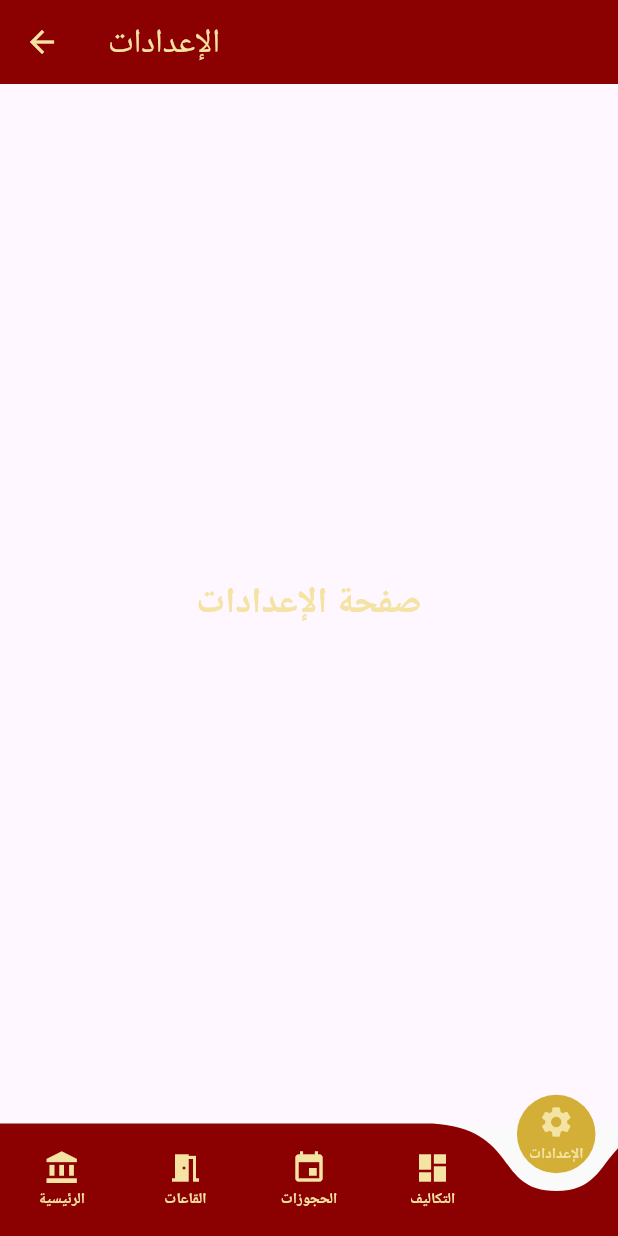
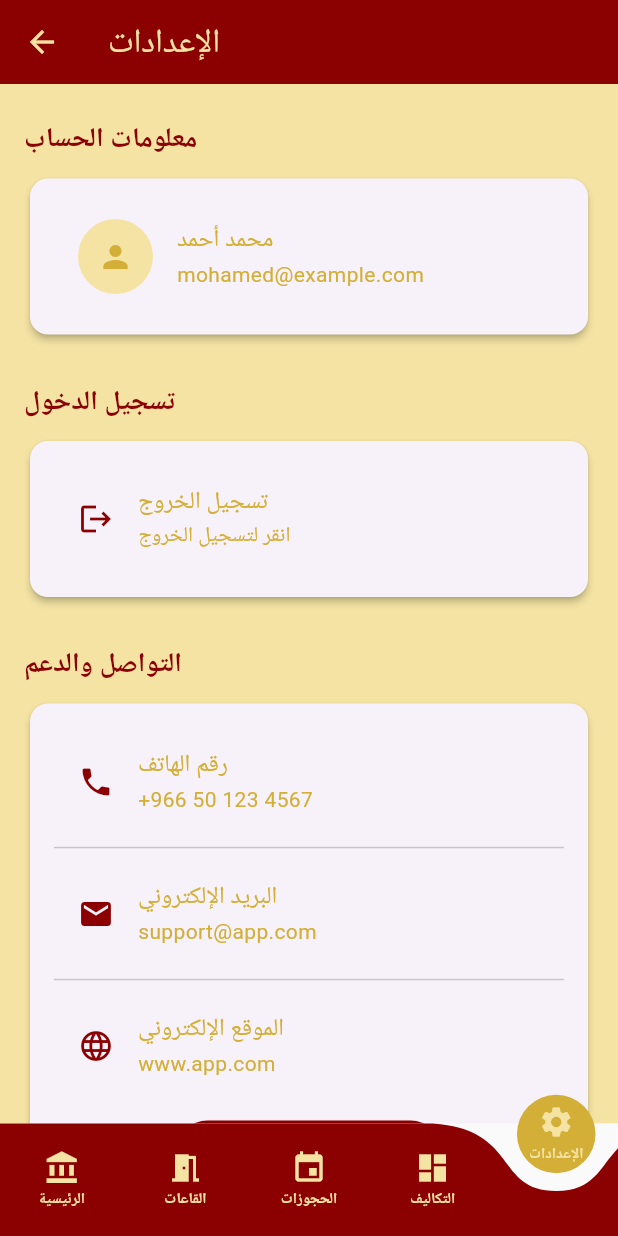
Before and after one commit to abdoomyan10/new_wedding_hall, a Flutter app: the _MainPageContent screen opened directly, item 5 of the bottom bar chosen, on a phone screen of 412 x 824 dp. Run offline on Flutter 3.47's test engine with Material 3 defaults, Android fonts, the phone set to English and light mode, and no system bars; drawn by our look-alikes of curved_navigation_bar; our stand-ins replace bloc, bot_toast, connectivity_plus, dartz, equatable, firebase_auth and 10 more; accounts and stored records are empty.

Commit message:
add setting and color editing for auth

```diff
--- a/lib/features/settings/presentation/pages/settings_page.dart
+++ b/lib/features/settings/presentation/pages/settings_page.dart
@@ -1,32 +1,206 @@
 import 'package:flutter/material.dart';
-import '../../../../core/constants/app_colors.dart';
+import 'package:new_wedding_hall/core/constants/app_colors.dart';
 
 class SettingsPage extends StatefulWidget {
-  const SettingsPage({super.key});
-
   @override
-  State<SettingsPage> createState() => _SettingsPageState();
+  _SettingsPageState createState() => _SettingsPageState();
 }
 
 class _SettingsPageState extends State<SettingsPage> {
+  bool _notifications = true;
+  bool _darkMode = false;
+
   @override
   Widget build(BuildContext context) {
     return Scaffold(
+      backgroundColor: AppColors.paleGold,
       appBar: AppBar(
-        title: const Text('الإعدادات'),
+        title: Text('الإعدادات'),
         backgroundColor: AppColors.deepRed,
         foregroundColor: AppColors.paleGold,
       ),
-      body: const Center(
-        child: Text(
-          "صفحة الإعدادات",
-          style: TextStyle(
-            fontSize: 24,
-            fontWeight: FontWeight.bold,
-            color: AppColors.paleGold,
-          ),
+      body: ListView(
+        padding: EdgeInsets.all(16),
+        children: [
+          // قسم معلومات الحساب
+          _buildSectionHeader('معلومات الحساب'),
+          _buildAccountInfo(),
+          SizedBox(height: 20),
+
+          // قسم تسجيل الدخول
+          _buildSectionHeader('تسجيل الدخول'),
+          _buildLoginButton(),
+          SizedBox(height: 20),
+
+          // قسم التواصل
+          _buildSectionHeader('التواصل والدعم'),
+          _buildContactInfo(),
+          SizedBox(height: 20),
+
+          // قسم الإعدادات العامة
+        ],
+      ),
+    );
+  }
+
+  // بناء رأس القسم
+  Widget _buildSectionHeader(String title) {
+    return Padding(
+      padding: EdgeInsets.symmetric(vertical: 8),
+      child: Text(
+        title,
+        style: TextStyle(
+          fontSize: 18,
+          fontWeight: FontWeight.bold,
+          color: AppColors.deepRed,
         ),
       ),
     );
   }
+
+  // بناء قسم معلومات الحساب
+  Widget _buildAccountInfo() {
+    return Card(
+      elevation: 2,
+      child: Padding(
+        padding: EdgeInsets.all(16),
+        child: Column(
+          children: [
+            ListTile(
+              leading: CircleAvatar(
+                radius: 25,
+                backgroundColor: AppColors.paleGold,
+                child: Icon(Icons.person, color: AppColors.gold),
+              ),
+              title: Text('محمد أحمد', style: TextStyle(color: AppColors.gold)),
+              subtitle: Text(
+                'mohamed@example.com',
+                style: TextStyle(color: AppColors.gold),
+              ),
+            ),
+          ],
+        ),
+      ),
+    );
+  }
+
+  // بناء زر تسجيل الدخول
+  Widget _buildLoginButton() {
+    return Card(
+      elevation: 2,
+      child: Padding(
+        padding: EdgeInsets.all(16),
+        child: Column(
+          children: [
+            ListTile(
+              leading: Icon(Icons.logout, color: AppColors.deepRed),
+              title: Text(
+                'تسجيل الخروج',
+                style: TextStyle(color: AppColors.gold),
+              ),
+              subtitle: Text(
+                'انقر لتسجيل الخروج  ',
+                style: TextStyle(color: AppColors.gold),
+              ),
+            ),
+          ],
+        ),
+      ),
+    );
+  }
+
+  // بناء قسم التواصل
+  Widget _buildContactInfo() {
+    return Card(
+      elevation: 2,
+      child: Padding(
+        padding: EdgeInsets.all(16),
+        child: Column(
+          children: [
+            _buildContactItem(Icons.phone, 'رقم الهاتف', '+966 50 123 4567'),
+            Divider(),
+            _buildContactItem(
+              Icons.email,
+              'البريد الإلكتروني',
+              'support@app.com',
+            ),
+            Divider(),
+            _buildContactItem(
+              Icons.language,
+              'الموقع الإلكتروني',
+              'www.app.com',
+            ),
+            SizedBox(height: 10),
+            ElevatedButton.icon(
+              onPressed: () {
+                _contactSupport();
+              },
+              icon: Icon(Icons.chat),
+              label: Text('تواصل مع الدعم الفني'),
+              style: ElevatedButton.styleFrom(
+                backgroundColor: AppColors.deepRed,
+                foregroundColor: AppColors.paleGold,
+              ),
+            ),
+          ],
+        ),
+      ),
+    );
+  }
+
+  // بناء عنصر التواصل
+  Widget _buildContactItem(IconData icon, String title, String subtitle) {
+    return ListTile(
+      leading: Icon(icon, color: AppColors.deepRed),
+      title: Text(title, style: TextStyle(color: AppColors.gold)),
+      subtitle: Text(subtitle, style: TextStyle(color: AppColors.gold)),
+      onTap: () {
+        _showContactDialog(title, subtitle);
+      },
+    );
+  }
+
+  // بناء خيارات الإعدادات
+
+  // الدوال المساعدة للتفاعلات
+
+  void _contactSupport() {
+    showDialog(
+      context: context,
+      builder: (context) => AlertDialog(
+        title: Text('تواصل مع الدعم الفني'),
+        content: Text('سيتم فتح قناة اتصال مع فريق الدعم الفني'),
+        actions: [
+          TextButton(
+            onPressed: () => Navigator.pop(context),
+            child: Text('إلغاء'),
+          ),
+          ElevatedButton(
+            onPressed: () => Navigator.pop(context),
+            child: Text('تواصل الآن'),
+          ),
+        ],
+      ),
+    );
+  }
+
+  void _showContactDialog(String title, String value) {
+    showDialog(
+      context: context,
+      builder: (context) => AlertDialog(
+        title: Text(title),
+        content: Text(value),
+        actions: [
+          TextButton(
+            onPressed: () => Navigator.pop(context),
+            child: Text('نسخ'),
+          ),
+          TextButton(
+            onPressed: () => Navigator.pop(context),
+            child: Text('موافق'),
+          ),
+        ],
+      ),
+    );
+  }
 }
--- a/lib/presentation/pages/main_page.dart
+++ b/lib/presentation/pages/main_page.dart
@@ -32,11 +32,11 @@ class _MainPageContent extends StatelessWidget {
         builder: (context, currentIndex) {
           return IndexedStack(
             index: currentIndex,
-            children: const [
-              HomePage(),
-              ReportsPage(),
-              PaymentsPage(),
-              ExpensesPage(),
+            children: [
+              const HomePage(),
+              const ReportsPage(),
+              const PaymentsPage(),
+              const ExpensesPage(),
               SettingsPage(),
             ],
           );
```
Also changed, not shown: lib/features/auth/presentation/pages/loginscreen.dart (+29 -17 lines), lib/features/auth/presentation/pages/signupscreen.dart (+6 -1 lines), lib/features/auth/presentation/pages/splashscreen.dart (+7 -11 lines), pubspec.yaml (+6 -2 lines).
